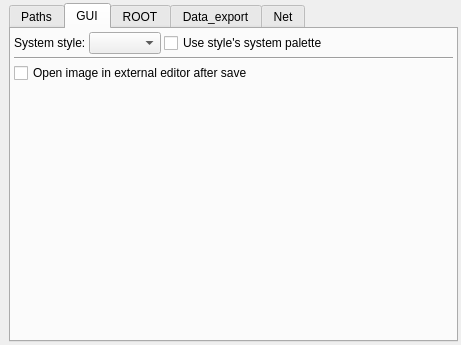
Above: ants3bundle/src/ants3/gui/aglobsetwindow.ui from andrmor/ANTS3bundle before the change. Below: the same form after it.
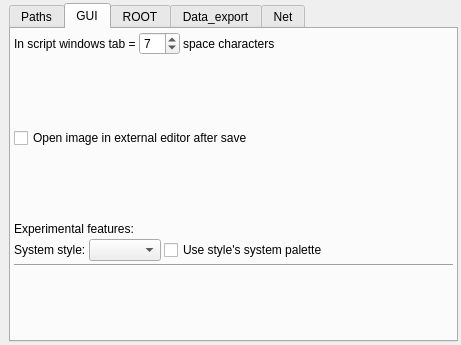
That is the form after the change. The open tabs and pages were chosen to show the change.

What changed in the file:
```diff
--- a/ants3bundle/src/ants3/gui/aglobsetwindow.ui
+++ b/ants3bundle/src/ants3/gui/aglobsetwindow.ui
@@ -261,6 +261,90 @@
         <property name="bottomMargin">
          <number>3</number>
         </property>
+        <item>
+         <layout class="QHBoxLayout" name="horizontalLayout_10">
+          <property name="topMargin">
+           <number>0</number>
+          </property>
+          <item>
+           <widget class="QLabel" name="label_6">
+            <property name="text">
+             <string>In script windows tab =</string>
+            </property>
+           </widget>
+          </item>
+          <item>
+           <widget class="QSpinBox" name="sbTabInSpaces">
+            <property name="minimum">
+             <number>1</number>
+            </property>
+            <property name="value">
+             <number>7</number>
+            </property>
+           </widget>
+          </item>
+          <item>
+           <widget class="QLabel" name="label_10">
+            <property name="text">
+             <string>space characters</string>
+            </property>
+           </widget>
+          </item>
+          <item>
+           <spacer name="horizontalSpacer_4">
+            <property name="orientation">
+             <enum>Qt::Horizontal</enum>
+            </property>
+            <property name="sizeHint" stdset="0">
+             <size>
+              <width>40</width>
+              <height>20</height>
+             </size>
+            </property>
+           </spacer>
+          </item>
+         </layout>
+        </item>
+        <item>
+         <spacer name="verticalSpacer_9">
+          <property name="orientation">
+           <enum>Qt::Vertical</enum>
+          </property>
+          <property name="sizeHint" stdset="0">
+           <size>
+            <width>20</width>
+            <height>40</height>
+           </size>
+          </property>
+         </spacer>
+        </item>
+        <item>
+         <widget class="QCheckBox" name="cbOpenImageExternalEditor">
+          <property name="text">
+           <string>Open image in external editor after save</string>
+          </property>
+         </widget>
+        </item>
+        <item>
+         <spacer name="verticalSpacer_8">
+          <property name="orientation">
+           <enum>Qt::Vertical</enum>
+          </property>
+          <property name="sizeHint" stdset="0">
+           <size>
+            <width>20</width>
+            <height>40</height>
+           </size>
+          </property>
+         </spacer>
+        </item>
+        <item>
+         <widget class="QLabel" name="label_12">
+          <property name="text">
+           <string>Experimental features:</string>
+          </property>
+         </widget>
+        </item>
         <item>
          <layout class="QHBoxLayout" name="horizontalLayout_9">
           <property name="topMargin">
@@ -312,13 +396,6 @@
           </property>
          </widget>
         </item>
-        <item>
-         <widget class="QCheckBox" name="cbOpenImageExternalEditor">
-          <property name="text">
-           <string>Open image in external editor after save</string>
-          </property>
-         </widget>
-        </item>
         <item>
          <spacer name="verticalSpacer_4">
           <property name="orientation">
@@ -327,7 +404,7 @@
           <property name="sizeHint" stdset="0">
            <size>
             <width>20</width>
-            <height>273</height>
+            <height>40</height>
            </size>
           </property>
          </spacer>
```
